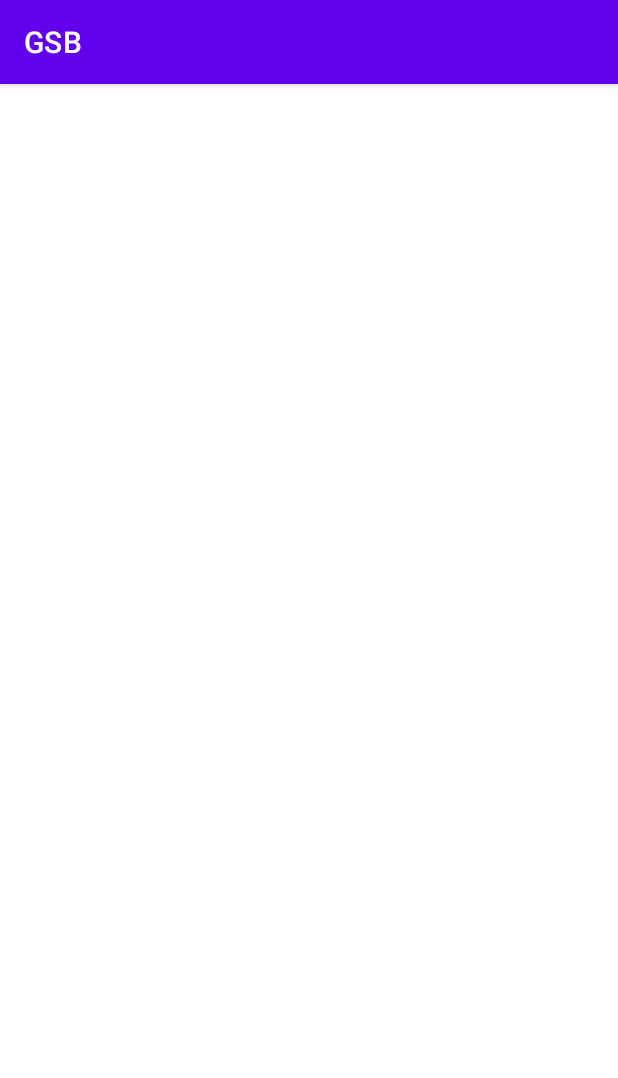
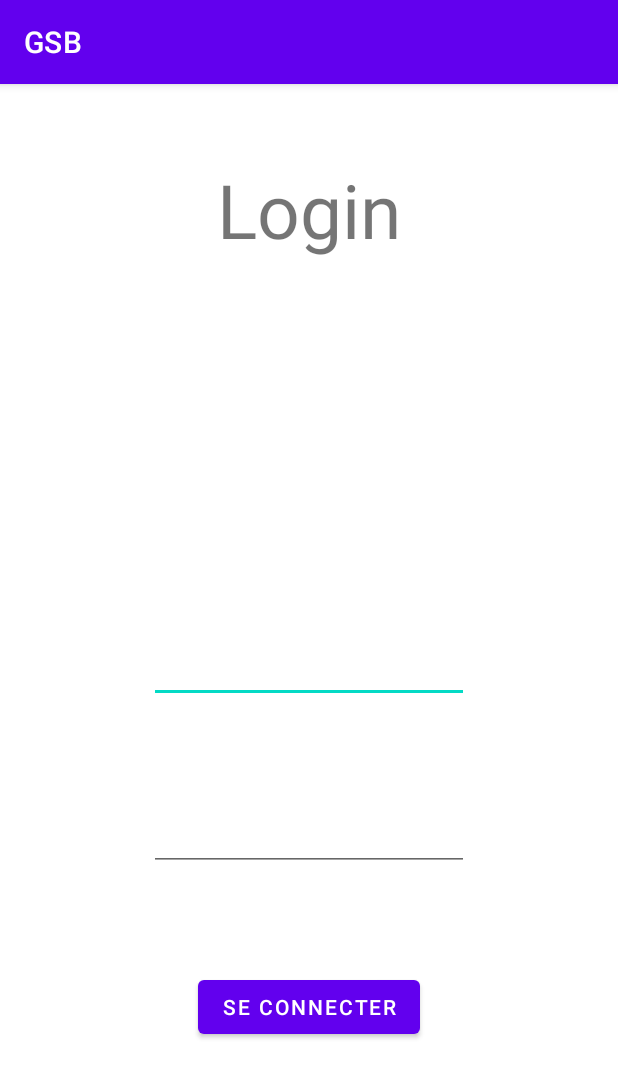
Before and after one commit to luca328/gsb_visite, an Android app: the screen it shows after launch (MainActivity), on a phone screen of 412 x 824 dp. Shown: the top 1078 px of the screen. Run offline under Robolectric (Android 15) with nearby library versions, the phone set to English and light mode, and no system bars.

Commit message:
login done

```diff
--- a/GSB/app/src/main/java/com/example/gsb/MainActivity.java
+++ b/GSB/app/src/main/java/com/example/gsb/MainActivity.java
@@ -3,6 +3,8 @@ package com.example.gsb;
 import android.app.Activity;
 import android.os.Bundle;
 import android.view.View;
+import android.widget.Button;
+import android.widget.EditText;
 import android.widget.Toast;
 
 import androidx.appcompat.app.AppCompatActivity;
@@ -21,16 +23,27 @@ public class MainActivity extends AppCompatActivity {
     protected void onCreate(Bundle savedInstanceState) {
         super.onCreate(savedInstanceState);
         binding = ActivityMainBinding.inflate(getLayoutInflater());
+        String _email;
+        String _mdp;
         View view = binding.getRoot();
         setContentView(view);
+
+        final Button btnLogin = binding.button;
+        EditText email = binding.editTexttextEmail;
+        EditText password = binding.editTextTextPassword;
+
+            btnLogin.setOnClickListener(new View.OnClickListener() {
+                @Override
+                public void onClick(View v) {
+                    if(email.getText().toString()!= null || password.getText().toString() != null){
                         GsbServices service = RetrofitClientInstance.getRetrofitInstance().create(GsbServices.class);
-        Call<Token> call = service.getToken(new Visiteur("password", "Francesca31@hotmail.com"));
+                        Call<Token> call = service.getToken(new Visiteur(password.getText().toString(), email.getText().toString()));
                         call.enqueue(new Callback<Token>() {
                             @Override
                             public void onResponse(Call<Token> call, Response<Token> response) {
                                 Token token = response.body();
                                 //for(Visiteur v : token.getToken()){
-                    binding.tvToken.setText(token.getToken());
+                                //binding.tvToken.setText(token.getToken());
                                 Toast.makeText(MainActivity.this, token.getToken(), Toast.LENGTH_SHORT).show();
                                 //}
                             }
@@ -40,6 +53,15 @@ public class MainActivity extends AppCompatActivity {
                                 Toast.makeText(MainActivity.this, "Something went wrong...Please try later!", Toast.LENGTH_SHORT).show();
                             }
                         });
+                    }else {
+                        binding.error.setText("le nom d'utilisateur ou le mot de passe sont vide");
+                    }
+                }
+            });
+
+        //"password", "Francesca31@hotmail.com"
+        //GsbServices service = RetrofitClientInstance.getRetrofitInstance().create(GsbServices.class);
+
 
     }
 }
--- a/GSB/app/src/main/res/layout/activity_main.xml
+++ b/GSB/app/src/main/res/layout/activity_main.xml
@@ -1,19 +1,69 @@
 <?xml version="1.0" encoding="utf-8"?>
-<androidx.constraintlayout.widget.ConstraintLayout xmlns:android="http://schemas.android.com/apk/res/android"
+<LinearLayout xmlns:android="http://schemas.android.com/apk/res/android"
     xmlns:app="http://schemas.android.com/apk/res-auto"
     xmlns:tools="http://schemas.android.com/tools"
     android:layout_width="match_parent"
     android:layout_height="match_parent"
+    android:orientation="vertical"
     tools:context=".MainActivity">
 
     <TextView
-        android:id="@+id/tvToken"
+        android:layout_marginTop="50dp"
+        android:layout_marginBottom="100px"
+        android:layout_gravity="center"
         android:layout_width="wrap_content"
         android:layout_height="wrap_content"
-        android:text=""
+        android:textSize="75px"
+        android:text="Login"
         app:layout_constraintBottom_toBottomOf="parent"
         app:layout_constraintLeft_toLeftOf="parent"
         app:layout_constraintRight_toRightOf="parent"
         app:layout_constraintTop_toTopOf="parent" />
+    <TextView
+        android:layout_width="wrap_content"
+        android:layout_height="wrap_content"
+        android:height="150dp">
 
-</androidx.constraintlayout.widget.ConstraintLayout>
+    </TextView>
+
+    <EditText
+        android:layout_marginTop="50px"
+        android:layout_marginBottom="100px"
+        android:layout_gravity="center"
+        android:id="@+id/editTexttextEmail"
+        android:layout_width="wrap_content"
+        android:layout_height="wrap_content"
+        android:ems="10"
+        android:inputType="textEmailAddress"
+        tools:layout_editor_absoluteX="111dp"
+        tools:layout_editor_absoluteY="390dp" />
+
+    <EditText
+        android:layout_marginBottom="100px"
+        android:layout_gravity="center"
+        android:id="@+id/editTextTextPassword"
+        android:layout_width="wrap_content"
+        android:layout_height="wrap_content"
+        android:ems="10"
+        android:inputType="textPassword"
+        tools:layout_editor_absoluteX="111dp"
+        tools:layout_editor_absoluteY="390dp" />
+
+    <Button
+        android:layout_gravity="center"
+        android:id="@+id/button"
+        android:layout_width="wrap_content"
+        android:layout_height="wrap_content"
+        android:text="Se connecter"
+        tools:layout_editor_absoluteX="171dp"
+        tools:layout_editor_absoluteY="506dp" />
+
+    <TextView
+        android:layout_gravity="center"
+        android:layout_marginTop="50px"
+        android:layout_width="match_parent"
+        android:layout_height="50dp"
+        android:id="@+id/error"
+        android:text=""
+        ></TextView>
+</LinearLayout>
```
Lines whose indentation alone changed are shown as unchanged.
